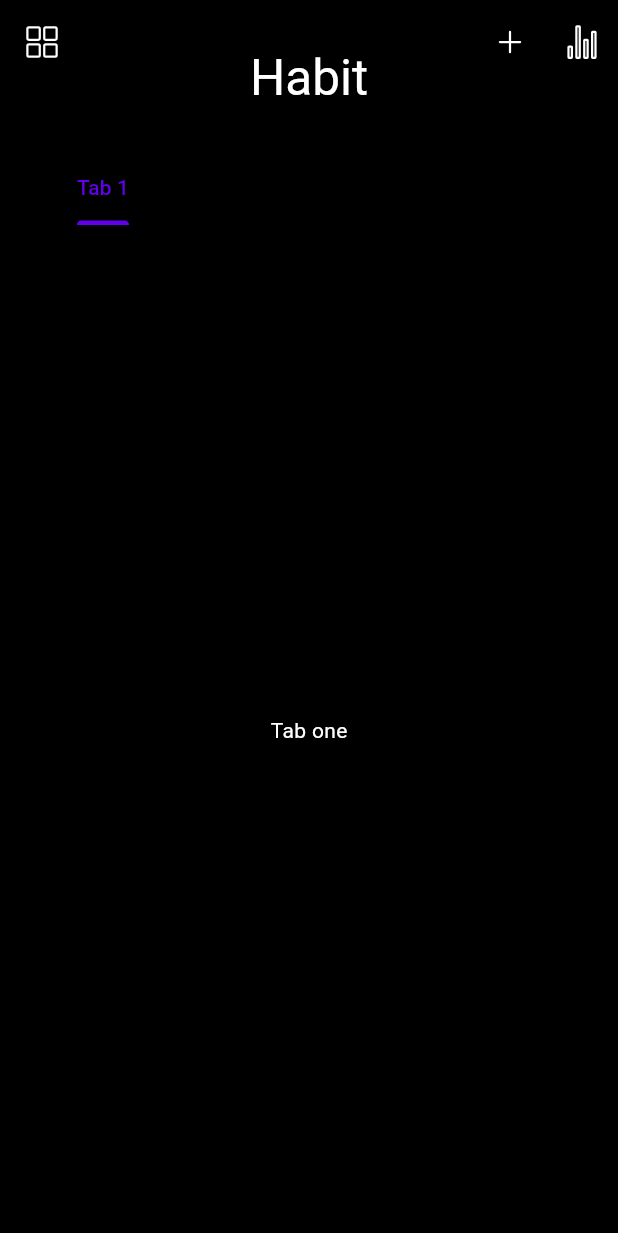
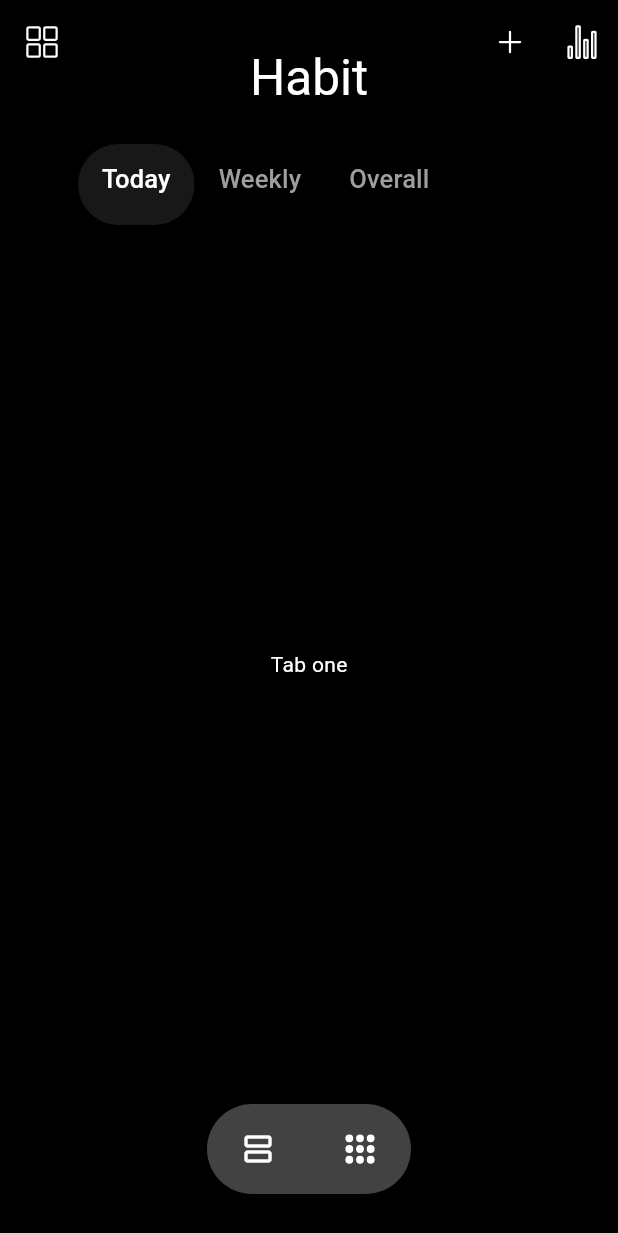
Before and after one commit to sanjay123-321/Habit, a Flutter app: the screen it shows after launch, on a phone screen of 412 x 824 dp. Shown: the top 1233 px of the screen. Run offline on Flutter 3.47's test engine with Material 3 defaults, Android fonts, the phone set to English and light mode, and no system bars; our stand-ins replace flutter_bloc, ionicons.

Commit message:
UI: Made the appbar and the bottom navigator

```diff
--- a/lib/modules/home/home_screen.dart
+++ b/lib/modules/home/home_screen.dart
@@ -1,8 +1,6 @@
 import 'package:flutter/material.dart';
 import 'package:habit/modules/home/component/sliver_app_bar.dart';
-import 'package:habit/utils/language_string.dart';
-import 'package:habit/widgets/capitalize_words.dart';
-import 'package:habit/widgets/home_floating_action_button.dart';
+import 'package:habit/widgets/home_bottom_navigator.dart';
 
 class HomeScreen extends StatefulWidget {
   @override
@@ -40,9 +38,9 @@ class _HomeScreenState extends State<HomeScreen>
               ],
             ),
           ),
-          // HomeNavigator(),
         ],
       ),
+      bottomNavigationBar: HomeBottomNavigator(),
     );
   }
 }
--- /dev/null
+++ b/lib/widgets/home_bottom_navigator.dart
@@ -0,0 +1,56 @@
+import 'package:flutter/material.dart';
+import 'package:habit/utils/constants.dart';
+import 'package:ionicons/ionicons.dart';
+
+class HomeBottomNavigator extends StatelessWidget {
+  const HomeBottomNavigator({
+    super.key,
+  });
+
+  @override
+  Widget build(BuildContext context) {
+    return Padding(
+      padding: const EdgeInsets.only(bottom: 20.0),
+      child: Row(
+        mainAxisAlignment: MainAxisAlignment.center,
+        children: <Widget>[
+          ClipRRect(
+            borderRadius: BorderRadius.circular(20.0),
+            child: Container(
+              margin: EdgeInsets.only(
+                  bottom: 8.0), // Added margin below the container
+              decoration: BoxDecoration(
+                color: Colors.grey[800],
+                borderRadius: BorderRadius.circular(30.0),
+              ),
+              padding: EdgeInsets.symmetric(vertical: 6.0, horizontal: 10.0),
+              child: Row(
+                children: <Widget>[
+                  IconButton(
+                    icon: const Icon(
+                      Icons.view_agenda_outlined,
+                      color: whiteColor,
+                    ),
+                    onPressed: () {
+                      // Navigate to first screen
+                    },
+                  ),
+                  const SizedBox(width: 20.0),
+                  IconButton(
+                    icon: const Icon(
+                      Ionicons.apps,
+                      color: Colors.white,
+                    ),
+                    onPressed: () {
+                      // Navigate to second screen
+                    },
+                  ),
+                ],
+              ),
+            ),
+          ),
+        ],
+      ),
+    );
+  }
+}
```
Also changed, not shown: lib/modules/home/component/sliver_app_bar.dart (+38 -12 lines), lib/widgets/home_floating_action_button.dart (deleted, +0 -24 lines).
